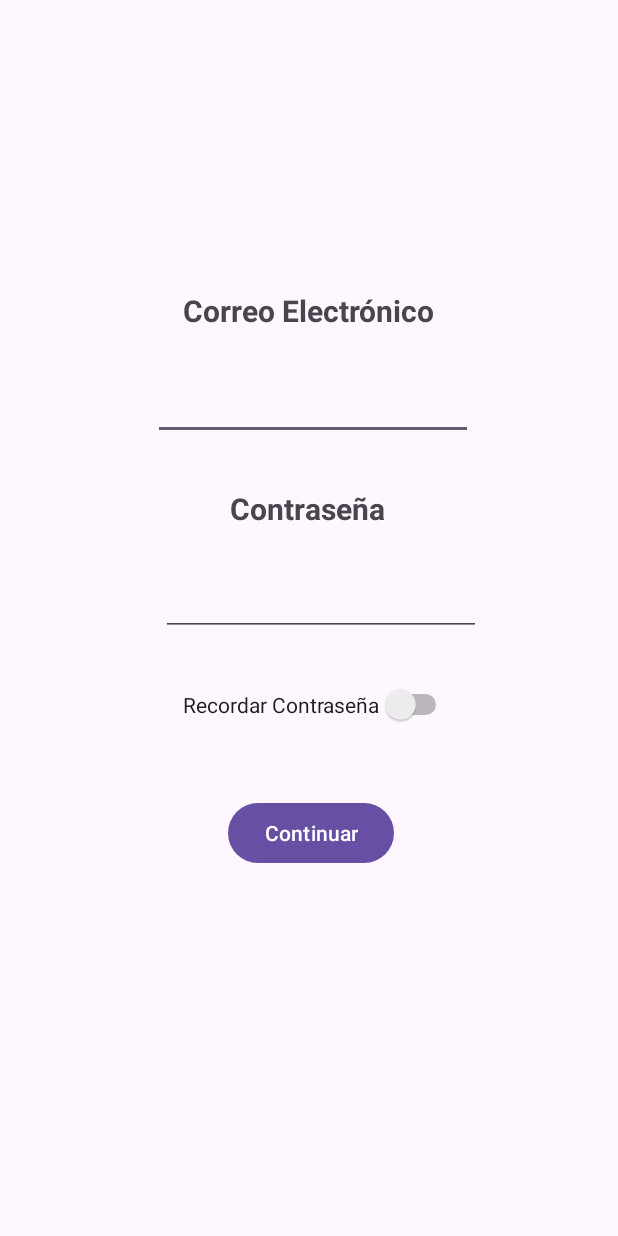
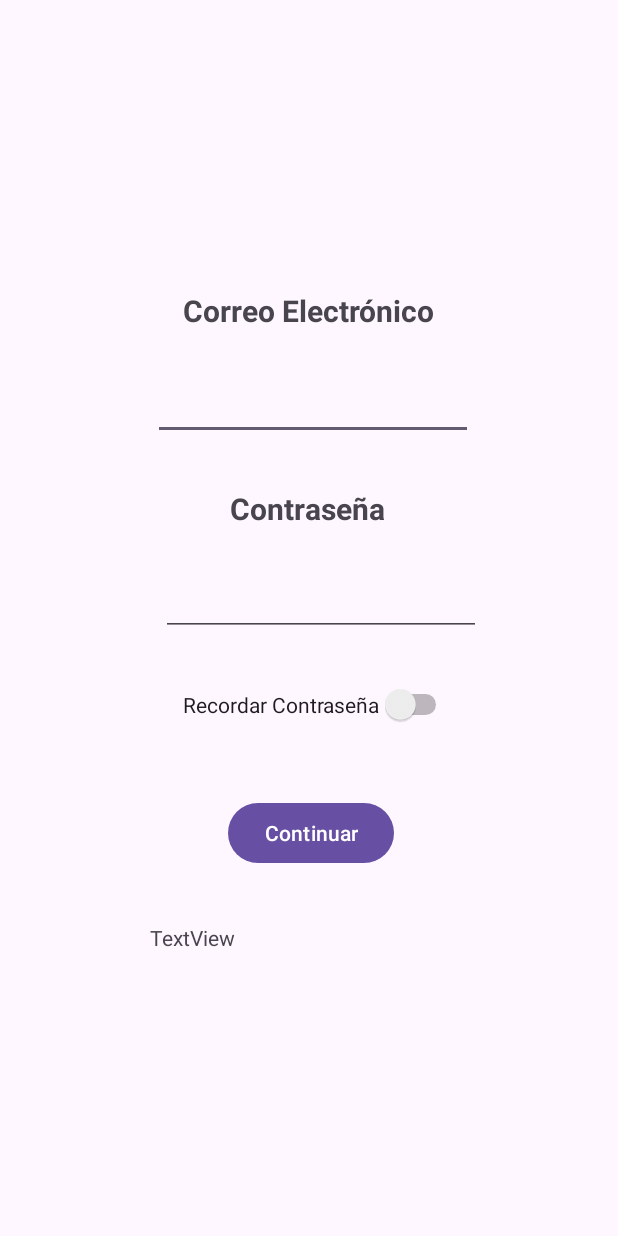
Before and after one commit to JuanjeGarciaV-dev/Programacion-Multimedia, an Android app: the screen it shows after launch (MainActivity), on a phone screen of 412 x 824 dp. Run offline under Robolectric (Android 15) with nearby library versions, the phone set to English and light mode, and no system bars.

Commit message:
main actualizado codigo entero acceso (login) completo con aviso en rojo y aviso en verde

```diff
--- a/Tema05_Login/app/src/main/java/com/example/tema05_login/MainActivity.java
+++ b/Tema05_Login/app/src/main/java/com/example/tema05_login/MainActivity.java
@@ -1,9 +1,12 @@
 package com.example.tema05_login;
 
+import android.graphics.Color;
 import android.os.Bundle;
+import android.view.View;
 import android.widget.Button;
 import android.widget.EditText;
 import android.widget.Switch;
+import android.widget.TextView;
 
 import androidx.activity.EdgeToEdge;
 import androidx.appcompat.app.AppCompatActivity;
@@ -14,29 +17,45 @@ import androidx.core.view.WindowInsetsCompat;
 public class MainActivity extends AppCompatActivity {
 
     private EditText tCorreo;
-
-    private EditText tContraseña;
-
+    private EditText tContrasena;
     private Button bContinuar;
-
     private Switch sRecordar;
+    private TextView tvMensaje;
 
     @Override
     protected void onCreate(Bundle savedInstanceState) {
         super.onCreate(savedInstanceState);
         EdgeToEdge.enable(this);
         setContentView(R.layout.activity_main);
+
         ViewCompat.setOnApplyWindowInsetsListener(findViewById(R.id.main), (v, insets) -> {
             Insets systemBars = insets.getInsets(WindowInsetsCompat.Type.systemBars());
             v.setPadding(systemBars.left, systemBars.top, systemBars.right, systemBars.bottom);
             return insets;
         });
 
+        // Asegúrate de que los IDs coincidan con los del XML
         tCorreo = findViewById(R.id.etCorreo);
-        tContraseña = findViewById(R.id.etContraseña);
+        tContrasena = findViewById(R.id.etContraseña); // sin ñ para evitar errores
         bContinuar = findViewById(R.id.bContinuar);
         sRecordar = findViewById(R.id.sRecordar);
+        tvMensaje = findViewById(R.id.tvMensaje);
 
-        bContinuar.setOnClickListener();
+        bContinuar.setOnClickListener(new View.OnClickListener() {
+            @Override
+            public void onClick(View view) {
+                String correo = tCorreo.getText().toString().trim();
+                String contrasena = tContrasena.getText().toString().trim();
+                boolean recordar = sRecordar.isChecked();
+
+                if (correo.equals("correo@correo.com") && contrasena.equals("123")) {
+                    tvMensaje.setText("Usuario y contraseña correctos");
+                    tvMensaje.setTextColor(Color.GREEN);
+                } else {
+                    tvMensaje.setText("Usuario y/o contraseña incorrectos");
+                    tvMensaje.setTextColor(Color.RED);
+                }
+            }
+        });
     }
 }
--- a/Tema05_Login/app/src/main/res/layout/activity_main.xml
+++ b/Tema05_Login/app/src/main/res/layout/activity_main.xml
@@ -72,4 +72,14 @@
         android:text="Recordar Contraseña"
         app:layout_constraintStart_toStartOf="parent"
         app:layout_constraintTop_toBottomOf="@+id/etContraseña" />
+
+    <TextView
+        android:id="@+id/tvMensaje"
+        android:layout_width="wrap_content"
+        android:layout_height="wrap_content"
+        android:layout_marginStart="100dp"
+        android:layout_marginTop="36dp"
+        android:text="TextView"
+        app:layout_constraintStart_toStartOf="parent"
+        app:layout_constraintTop_toBottomOf="@+id/bContinuar" />
 </androidx.constraintlayout.widget.ConstraintLayout>
```
